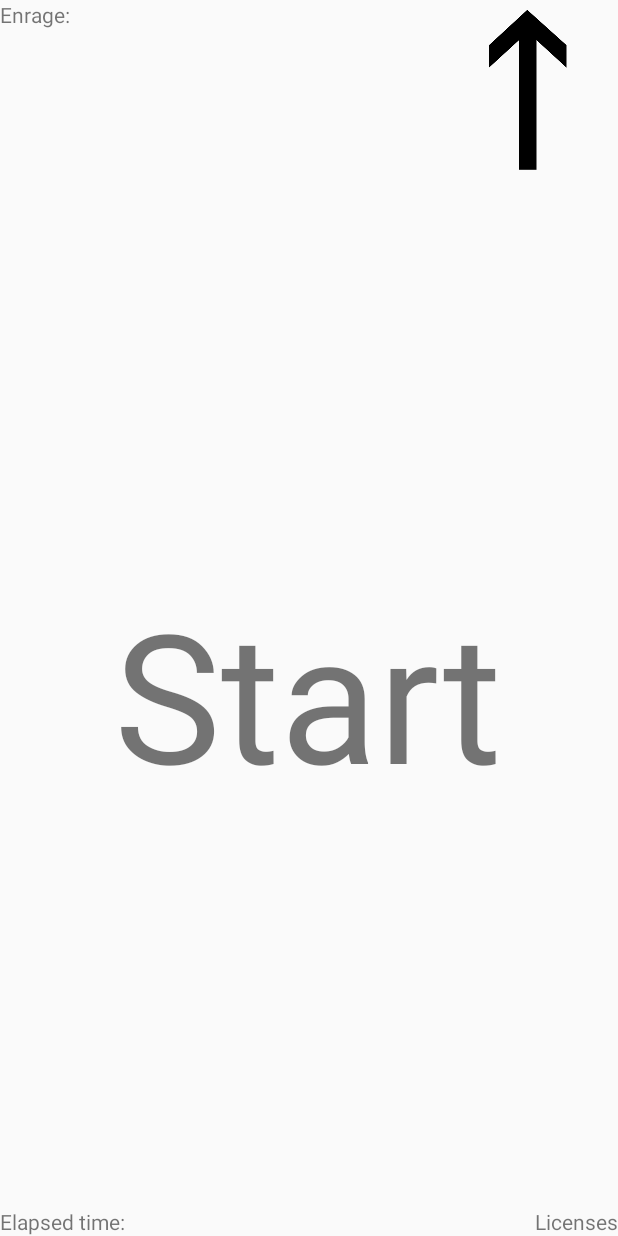
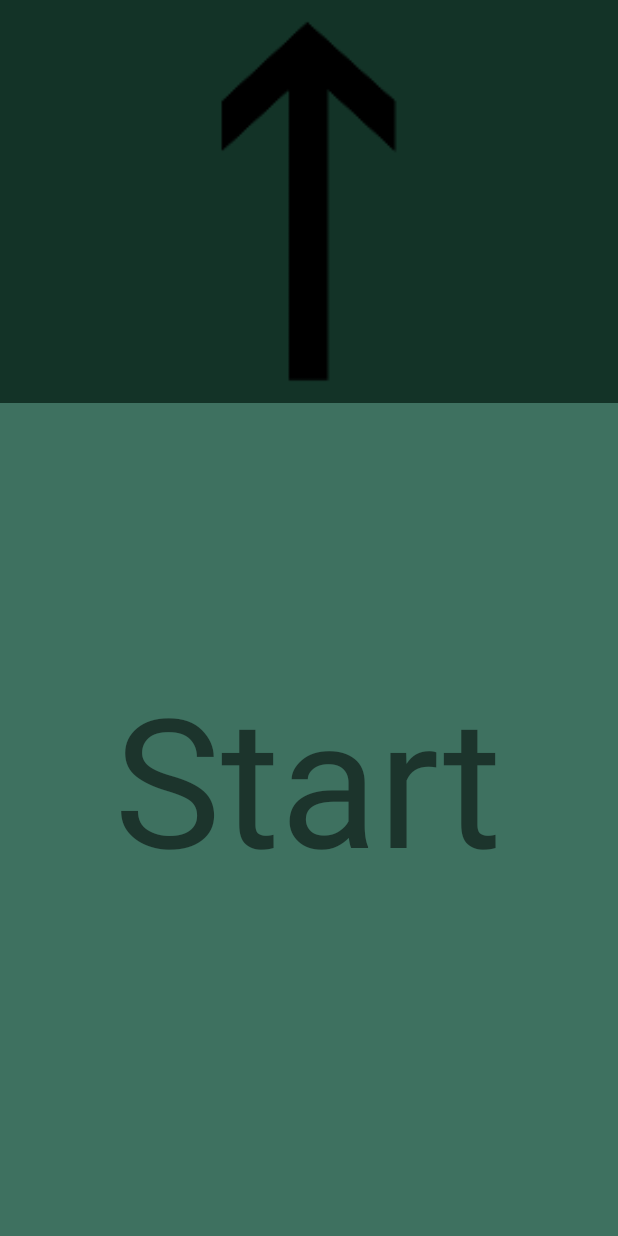
Before and after one commit to adamsp/DestinyRaidTimers, an Android app: the layout fragment_crota.xml on its own in the app's theme, with its tools: preview values and no code run, on a phone screen of 412 x 824 dp. Run offline under Robolectric (Android 15) with nearby library versions, the phone set to English and light mode, and no system bars.

Commit message:
Add a Toolbar and some colours
Toolbars don’t ever look like the pictures when I add them :(

```diff
--- a/app/src/main/java/nz/net/speakman/destinyraidtimers/BaseRaidFragment.java
+++ b/app/src/main/java/nz/net/speakman/destinyraidtimers/BaseRaidFragment.java
@@ -17,7 +17,7 @@
 package nz.net.speakman.destinyraidtimers;
 
 import android.app.Activity;
-import android.app.Fragment;
+import android.support.v4.app.Fragment;
 
 import com.squareup.otto.Bus;
 
--- a/app/src/main/res/layout-land/fragment_crota.xml
+++ b/app/src/main/res/layout-land/fragment_crota.xml
@@ -16,32 +16,30 @@
   -->
 
 <RelativeLayout xmlns:android="http://schemas.android.com/apk/res/android"
+                xmlns:app="http://schemas.android.com/apk/res-auto"
                 android:layout_width="match_parent"
                 android:layout_height="match_parent">
 
+    <android.support.v7.widget.Toolbar
+        android:id="@+id/fragment_crota_toolbar"
+        android:layout_height="?attr/actionBarSize"
+        android:layout_width="match_parent"
+        app:theme="@style/DRT.Widget.Toolbar.Crota"/>
+
     <LinearLayout
         android:id="@+id/fragment_crota_detail_container"
-        android:layout_width="wrap_content"
+        android:layout_width="match_parent"
+        android:layout_height="match_parent"
+        android:weightSum="1"
+        android:layout_below="@id/fragment_crota_toolbar"
+        android:background="@color/primary_light"
+        android:orientation="horizontal">
+
+        <LinearLayout
+            android:layout_weight="0.3"
+            android:layout_width="0dp"
             android:layout_height="match_parent"
             android:orientation="vertical">
-
-        <TextView
-            android:id="@+id/fragment_crota_label_enrage"
-            android:layout_width="wrap_content"
-            android:layout_height="wrap_content"
-            android:text="Time Left:"/>
-
-        <TextView
-            android:id="@+id/fragment_crota_time_to_enrage"
-            android:layout_width="wrap_content"
-            android:layout_height="wrap_content"
-            android:freezesText="true"/>
-
-        <TextView
-            android:id="@+id/fragment_crota_label_elapsed"
-            android:layout_width="wrap_content"
-            android:layout_height="wrap_content"
-            android:text="@string/crota_timer_label_elapsed"/>
 
             <TextView
                 android:id="@+id/fragment_crota_time_elapsed"
@@ -52,7 +50,6 @@
             <ImageView
                 android:id="@+id/fragment_crota_position"
                 android:scaleType="centerInside"
-            android:layout_below="@id/fragment_crota_time_to_enrage"
                 android:layout_width="match_parent"
                 android:src="@drawable/crota_position_center"
                 android:layout_height="150dp"/>
@@ -60,19 +57,9 @@
         </LinearLayout>
 
         <include layout="@layout/fragment_crota_progress_layout"
-             android:layout_width="match_parent"
-             android:layout_height="match_parent"
-             android:layout_alignParentBottom="true"
-             android:layout_alignParentRight="true"
-             android:layout_toRightOf="@id/fragment_crota_detail_container"/>
-
-    <TextView
-        android:id="@+id/label_licences"
-        android:text="@string/label_licenses"
-        android:layout_alignParentBottom="true"
-        android:layout_alignParentRight="true"
-        android:freezesText="true"
-        android:layout_width="wrap_content"
-        android:layout_height="wrap_content"/>
+                 android:layout_weight="0.7"
+                 android:layout_width="0dp"
+                 android:layout_height="match_parent" />
+    </LinearLayout>
 
 </RelativeLayout>
--- a/app/src/main/res/layout/activity_main.xml
+++ b/app/src/main/res/layout/activity_main.xml
@@ -2,10 +2,6 @@
                 xmlns:tools="http://schemas.android.com/tools"
                 android:layout_width="match_parent"
                 android:layout_height="match_parent"
-                android:paddingLeft="@dimen/activity_horizontal_margin"
-                android:paddingRight="@dimen/activity_horizontal_margin"
-                android:paddingTop="@dimen/activity_vertical_margin"
-                android:paddingBottom="@dimen/activity_vertical_margin"
                 tools:context=".MainActivity">
     <FrameLayout
         android:id="@+id/fragment_container"
--- a/app/src/main/res/layout/fragment_crota.xml
+++ b/app/src/main/res/layout/fragment_crota.xml
@@ -15,67 +15,55 @@
   ~ limitations under the License.
   -->
 
-<RelativeLayout xmlns:android="http://schemas.android.com/apk/res/android"
+<FrameLayout xmlns:android="http://schemas.android.com/apk/res/android"
+             xmlns:app="http://schemas.android.com/apk/res-auto"
              android:layout_width="match_parent"
              android:layout_height="match_parent">
 
-    <TextView
-        android:id="@+id/fragment_crota_label_enrage"
-        android:layout_alignParentTop="true"
-        android:layout_alignParentLeft="true"
-        android:text="@string/crota_timer_label_enrage"
-        android:layout_width="wrap_content"
-        android:layout_height="wrap_content"/>
+    <LinearLayout
+        android:id="@+id/fragment_crota_top_container"
+        android:layout_width="match_parent"
+        android:layout_height="match_parent"
+        android:orientation="vertical"
+        android:paddingBottom="?attr/actionBarSize"
+        android:background="@color/primary_light"
+        android:weightSum="1">
 
-    <TextView
-        android:id="@+id/fragment_crota_time_to_enrage"
-        android:layout_toRightOf="@id/fragment_crota_label_enrage"
-        android:layout_toLeftOf="@+id/fragment_crota_position"
-        android:freezesText="true"
-        android:layout_width="wrap_content"
-        android:layout_height="wrap_content"/>
+        <FrameLayout
+            android:layout_width="match_parent"
+            android:layout_height="0dp"
+            android:layout_weight="0.35">
+
+            <android.support.v7.widget.Toolbar
+                android:id="@+id/fragment_crota_toolbar"
+                android:layout_height="match_parent"
+                android:layout_width="match_parent"
+                app:theme="@style/DRT.Widget.Toolbar.Crota"/>
 
             <ImageView
-        android:id="@id/fragment_crota_position"
-        android:scaleType="centerInside"
-        android:layout_alignParentRight="true"
-        android:layout_alignParentTop="true"
-        android:layout_below="@id/fragment_crota_time_to_enrage"
-        android:layout_width="wrap_content"
-        android:src="@drawable/crota_position_center"
-        android:layout_height="wrap_content"/>
+                android:layout_gravity="center"
+                android:id="@+id/fragment_crota_position"
+                android:scaleType="fitCenter"
+                android:layout_width="match_parent"
+                android:layout_height="match_parent"
+                android:src="@drawable/crota_position_center" />
+
+        </FrameLayout>
 
         <include layout="@layout/fragment_crota_progress_layout"
                  android:id="@+id/fragment_crota_progress_container"
+                 android:layout_weight="0.65"
                  android:layout_width="match_parent"
-             android:layout_height="match_parent"
-             android:layout_below="@id/fragment_crota_position"
-        android:layout_above="@+id/fragment_crota_label_elapsed"/>
+                 android:layout_height="0dp"/>
 
-    <TextView
-        android:id="@id/fragment_crota_label_elapsed"
-        android:text="@string/crota_timer_label_elapsed"
-        android:layout_alignParentLeft="true"
-        android:layout_alignParentBottom="true"
-        android:layout_width="wrap_content"
-        android:layout_height="wrap_content"/>
+    </LinearLayout>
 
     <TextView
         android:id="@+id/fragment_crota_time_elapsed"
-        android:layout_toRightOf="@id/fragment_crota_label_elapsed"
-        android:layout_below="@id/fragment_crota_progress_container"
-        android:layout_alignParentBottom="true"
         android:freezesText="true"
-        android:layout_width="wrap_content"
-        android:layout_height="wrap_content"/>
+        android:layout_gravity="bottom"
+        android:layout_width="match_parent"
+        android:layout_height="?attr/actionBarSize"
+        android:visibility="invisible"/>
 
-    <TextView
-        android:id="@+id/label_licences"
-        android:text="@string/label_licenses"
-        android:layout_alignParentBottom="true"
-        android:layout_alignParentRight="true"
-        android:freezesText="true"
-        android:layout_width="wrap_content"
-        android:layout_height="wrap_content"/>
-
-</RelativeLayout>
+</FrameLayout>
--- a/app/src/main/res/layout/fragment_crota_progress_layout.xml
+++ b/app/src/main/res/layout/fragment_crota_progress_layout.xml
@@ -16,8 +16,9 @@
   -->
 
 <FrameLayout xmlns:android="http://schemas.android.com/apk/res/android"
-              android:layout_width="match_parent"
-              android:layout_height="match_parent">
+            android:padding="8dp"
+            android:layout_width="match_parent"
+            android:layout_height="match_parent">
 
     <ImageView
         android:id="@+id/fragment_crota_progress"
--- a/app/src/main/res/values/strings.xml
+++ b/app/src/main/res/values/strings.xml
@@ -2,11 +2,8 @@
 <resources>
 
     <string name="app_name">Destiny Raid Timers</string>
-
     <string name="crota_timer_action_start">Start</string>
     <string name="crota_timer_action_enraged">Enraged!</string>
-    <string name="crota_timer_label_elapsed">Elapsed time:</string>
-    <string name="crota_timer_label_enrage">Enrage:</string>
     <string name="label_licenses">Licenses</string>
 
 </resources>
--- a/app/src/main/res/values/styles.xml
+++ b/app/src/main/res/values/styles.xml
@@ -1,8 +1,21 @@
 <resources>
 
     <!-- Base application theme. -->
-    <style name="AppTheme" parent="Theme.AppCompat.Light">
-        <!-- Customize your theme here. -->
+    <style name="AppTheme" parent="Theme.AppCompat.Light.NoActionBar">
+        <!-- colorPrimary is used for the default action bar background -->
+        <item name="colorPrimary">@color/primary</item>
+
+        <!-- colorPrimaryDark is used for the status bar -->
+        <item name="colorPrimaryDark">@color/primary_dark</item>
+
+        <!-- colorAccent is used as the default value for colorControlActivated,
+             which is used to tint widgets -->
+        <item name="colorAccent">@color/accent</item>
+    </style>
+
+    <style name="DRT.Widget.Toolbar.Crota" parent="Base.Widget.AppCompat.Toolbar">
+        <item name="android:textColor">@color/primary_text</item>
+        <item name="android:background">@color/primary</item>
     </style>
 
 </resources>
```
Also changed, not shown: app/src/main/java/nz/net/speakman/destinyraidtimers/LicensesFragment.java (+4 -4 lines), app/src/main/java/nz/net/speakman/destinyraidtimers/MainActivity.java (+22 -3 lines), app/src/main/java/nz/net/speakman/destinyraidtimers/crota/CrotaFragment.java (+8 -13 lines), app/src/main/res/menu/menu_main_activity.xml (added, +25 -0 lines), app/src/main/res/values/colors.xml (added, +27 -0 lines). Lines whose indentation alone changed are shown as unchanged.
